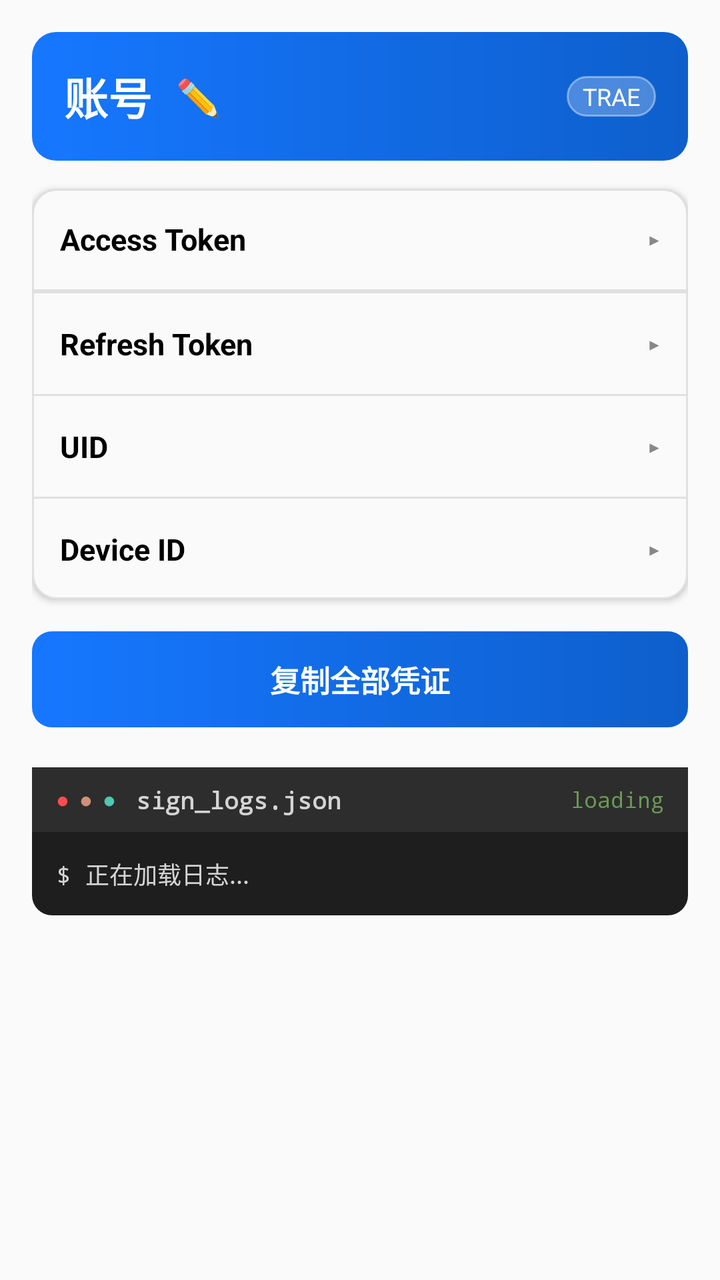
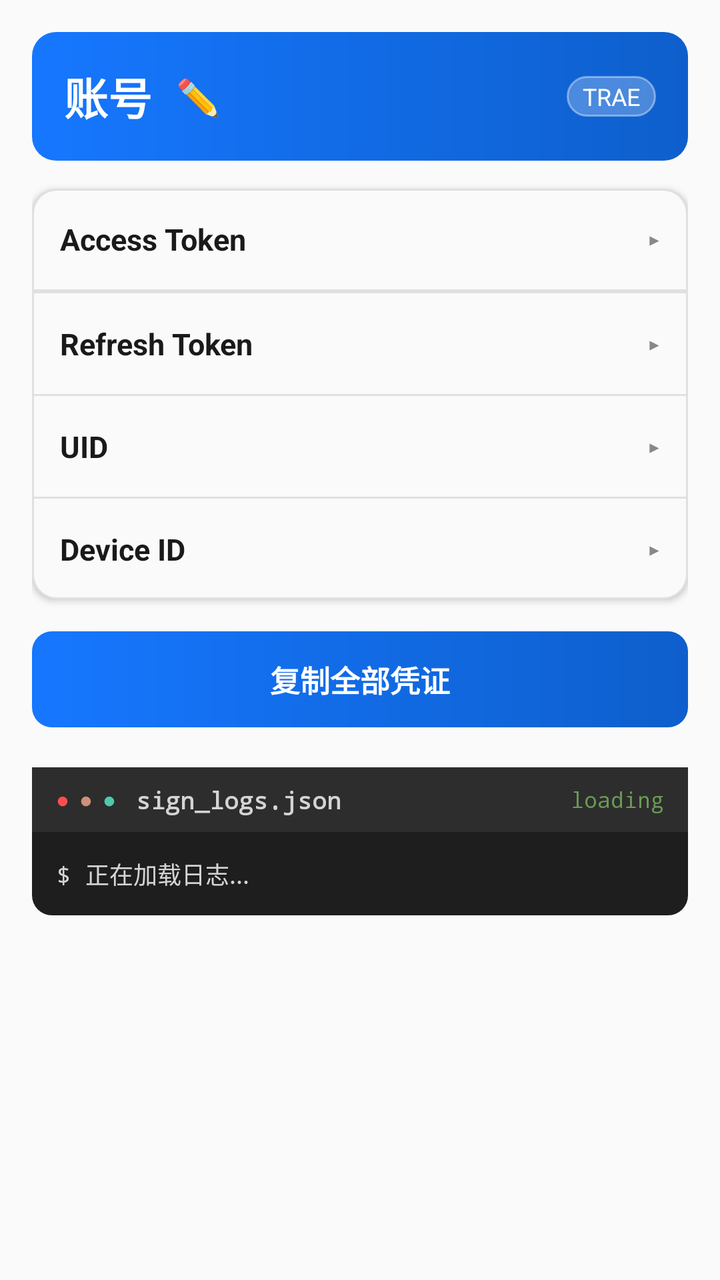

Before-and-after screenshots of an Android layout around one commit, followed by the original layout XML and the change that was made.
<!-- AndroidManifest.xml: application theme Theme.SignApp -->
<!-- res/layout/activity_account_detail.xml -->
<?xml version="1.0" encoding="utf-8"?>
<ScrollView xmlns:android="http://schemas.android.com/apk/res/android"
    android:layout_width="match_parent"
    android:layout_height="match_parent"
    android:background="@color/card_bg"
    android:fillViewport="true">

    <LinearLayout
        android:layout_width="match_parent"
        android:layout_height="wrap_content"
        android:orientation="vertical"
        android:padding="16dp">

        
        <LinearLayout
            android:layout_width="match_parent"
            android:layout_height="wrap_content"
            android:orientation="horizontal"
            android:gravity="center_vertical"
            android:background="@drawable/bg_header_gradient"
            android:padding="16dp"
            android:paddingBottom="18dp">

            <TextView
                android:id="@+id/tvDetailLabel"
                android:layout_width="wrap_content"
                android:layout_height="wrap_content"
                android:text="账号"
                android:textColor="@color/white"
                android:textSize="22sp"
                android:textStyle="bold" />

            
            <TextView
                android:id="@+id/btnRenameIcon"
                android:layout_width="wrap_content"
                android:layout_height="wrap_content"
                android:layout_marginStart="8dp"
                android:padding="4dp"
                android:background="?attr/selectableItemBackgroundBorderless"
                android:text="✏️"
                android:textColor="@color/white"
                android:textSize="18sp"
                android:contentDescription="重命名账号" />

            
            <View
                android:layout_width="0dp"
                android:layout_height="1dp"
                android:layout_weight="1" />

            <TextView
                android:layout_width="wrap_content"
                android:layout_height="wrap_content"
                android:background="@drawable/bg_badge"
                android:paddingLeft="8dp"
                android:paddingRight="8dp"
                android:paddingTop="2dp"
                android:paddingBottom="2dp"
                android:text="TRAE"
                android:textColor="@color/white"
                android:textSize="12sp" />
        </LinearLayout>

        
        <LinearLayout
            android:layout_width="match_parent"
            android:layout_height="wrap_content"
            android:orientation="vertical"
            android:layout_marginTop="14dp"
            android:background="@drawable/bg_card"
            android:elevation="2dp">

            
            <LinearLayout
                android:id="@+id/headerAccess"
                android:layout_width="match_parent"
                android:layout_height="wrap_content"
                android:orientation="horizontal"
                android:gravity="center_vertical"
                android:padding="14dp"
                android:clickable="true"
                android:focusable="true">

                <TextView
                    android:layout_width="0dp"
                    android:layout_height="wrap_content"
                    android:layout_weight="1"
                    android:text="Access Token"
                    android:textColor="@color/black"
                    android:textSize="15sp"
                    android:textStyle="bold" />

                <TextView
                    android:id="@+id/iconAccess"
                    android:layout_width="wrap_content"
                    android:layout_height="wrap_content"
                    android:text="▸"
                    android:textColor="@color/gray"
                    android:textSize="16sp" />
            </LinearLayout>

            <View
                android:layout_width="match_parent"
                android:layout_height="1dp"
                android:background="@color/divider" />
            <TextView
                android:id="@+id/tvAccessToken"
                android:layout_width="match_parent"
                android:layout_height="wrap_content"
                android:padding="14dp"
                android:background="@color/card_bg"
                android:fontFamily="monospace"
                android:gravity="center_vertical"
                android:textIsSelectable="true"
                android:textColor="@color/primary_dark"
                android:textSize="12sp"
                android:visibility="gone" />

            <View
                android:layout_width="match_parent"
                android:layout_height="1dp"
                android:background="@color/divider" />

            
            <LinearLayout
                android:id="@+id/headerRefresh"
                android:layout_width="match_parent"
                android:layout_height="wrap_content"
                android:orientation="horizontal"
                android:gravity="center_vertical"
                android:padding="14dp"
                android:clickable="true"
                android:focusable="true">

                <TextView
                    android:layout_width="0dp"
                    android:layout_height="wrap_content"
                    android:layout_weight="1"
                    android:text="Refresh Token"
                    android:textColor="@color/black"
                    android:textSize="15sp"
                    android:textStyle="bold" />

                <TextView
                    android:id="@+id/iconRefresh"
                    android:layout_width="wrap_content"
                    android:layout_height="wrap_content"
                    android:text="▸"
                    android:textColor="@color/gray"
                    android:textSize="16sp" />
            </LinearLayout>

            <TextView
                android:id="@+id/tvRefreshToken"
                android:layout_width="match_parent"
                android:layout_height="wrap_content"
                android:padding="14dp"
                android:background="@color/card_bg"
                android:fontFamily="monospace"
                android:gravity="center_vertical"
                android:textIsSelectable="true"
                android:textColor="@color/primary_dark"
                android:textSize="12sp"
                android:visibility="gone" />

            <View
                android:layout_width="match_parent"
                android:layout_height="1dp"
                android:background="@color/divider" />

            
            <LinearLayout
                android:id="@+id/headerUid"
                android:layout_width="match_parent"
                android:layout_height="wrap_content"
                android:orientation="horizontal"
                android:gravity="center_vertical"
                android:padding="14dp"
                android:clickable="true"
                android:focusable="true">

                <TextView
                    android:layout_width="0dp"
                    android:layout_height="wrap_content"
                    android:layout_weight="1"
                    android:text="UID"
                    android:textColor="@color/black"
                    android:textSize="15sp"
                    android:textStyle="bold" />

                <TextView
                    android:id="@+id/iconUid"
                    android:layout_width="wrap_content"
                    android:layout_height="wrap_content"
                    android:text="▸"
                    android:textColor="@color/gray"
                    android:textSize="16sp" />
            </LinearLayout>

            <TextView
                android:id="@+id/tvUid"
                android:layout_width="match_parent"
                android:layout_height="wrap_content"
                android:padding="14dp"
                android:background="@color/card_bg"
                android:fontFamily="monospace"
                android:gravity="center_vertical"
                android:textIsSelectable="true"
                android:textColor="@color/primary_dark"
                android:textSize="12sp"
                android:visibility="gone" />

            <View
                android:layout_width="match_parent"
                android:layout_height="1dp"
                android:background="@color/divider" />

            
            <LinearLayout
                android:id="@+id/headerDevice"
                android:layout_width="match_parent"
                android:layout_height="wrap_content"
                android:orientation="horizontal"
                android:gravity="center_vertical"
                android:padding="14dp"
                android:clickable="true"
                android:focusable="true">

                <TextView
                    android:layout_width="0dp"
                    android:layout_height="wrap_content"
                    android:layout_weight="1"
                    android:text="Device ID"
                    android:textColor="@color/black"
                    android:textSize="15sp"
                    android:textStyle="bold" />

                <TextView
                    android:id="@+id/iconDevice"
                    android:layout_width="wrap_content"
                    android:layout_height="wrap_content"
                    android:text="▸"
                    android:textColor="@color/gray"
                    android:textSize="16sp" />
            </LinearLayout>

            <TextView
                android:id="@+id/tvDeviceId"
                android:layout_width="match_parent"
                android:layout_height="wrap_content"
                android:padding="14dp"
                android:background="@color/card_bg"
                android:fontFamily="monospace"
                android:gravity="center_vertical"
                android:textIsSelectable="true"
                android:textColor="@color/primary_dark"
                android:textSize="12sp"
                android:visibility="gone" />
        </LinearLayout>

        
        <TextView
            android:id="@+id/btnCopyAll"
            android:layout_width="match_parent"
            android:layout_height="wrap_content"
            android:layout_marginTop="16dp"
            android:background="@drawable/bg_btn"
            android:gravity="center"
            android:padding="13dp"
            android:text="复制全部凭证"
            android:textColor="@color/white"
            android:textSize="15sp"
            android:textStyle="bold" />

        
        
        <LinearLayout
            android:layout_width="match_parent"
            android:layout_height="wrap_content"
            android:layout_marginTop="20dp"
            android:orientation="vertical"
            android:background="@drawable/bg_terminal_window">

            
            <LinearLayout
                android:layout_width="match_parent"
                android:layout_height="wrap_content"
                android:orientation="horizontal"
                android:gravity="center_vertical"
                android:background="#2D2D2D"
                android:paddingLeft="12dp"
                android:paddingRight="12dp"
                android:paddingTop="8dp"
                android:paddingBottom="8dp">

                <TextView
                    android:layout_width="wrap_content"
                    android:layout_height="wrap_content"
                    android:text="●"
                    android:textColor="@color/error_red"
                    android:textSize="11sp" />

                <TextView
                    android:layout_width="wrap_content"
                    android:layout_height="wrap_content"
                    android:layout_marginStart="5dp"
                    android:text="●"
                    android:textColor="@color/terminal_orange"
                    android:textSize="11sp" />

                <TextView
                    android:layout_width="wrap_content"
                    android:layout_height="wrap_content"
                    android:layout_marginStart="5dp"
                    android:text="●"
                    android:textColor="@color/terminal_green"
                    android:textSize="11sp" />

                <TextView
                    android:layout_width="wrap_content"
                    android:layout_height="wrap_content"
                    android:layout_marginStart="10dp"
                    android:text="sign_logs.json"
                    android:textColor="#D4D4D4"
                    android:textSize="12sp"
                    android:fontFamily="monospace"
                    android:textStyle="bold" />

                <TextView
                    android:id="@+id/tvLogsMode"
                    android:layout_width="0dp"
                    android:layout_height="wrap_content"
                    android:layout_weight="1"
                    android:gravity="end"
                    android:text="loading"
                    android:textColor="#6A9955"
                    android:textSize="11sp"
                    android:fontFamily="monospace" />
            </LinearLayout>

            
            <ScrollView
                android:layout_width="match_parent"
                android:layout_height="wrap_content"
                android:maxHeight="260dp">

                <TextView
                    android:id="@+id/tvLogs"
                    android:layout_width="match_parent"
                    android:layout_height="wrap_content"
                    android:padding="12dp"
                    android:text="$ 正在加载日志..."
                    android:textColor="@color/terminal_white"
                    android:textSize="12sp"
                    android:fontFamily="monospace"
                    android:lineSpacingExtra="4dp" />
            </ScrollView>
        </LinearLayout>
    </LinearLayout>
</ScrollView>
<!-- resources referenced by this layout -->
<resources>
  <color name="black">#000000</color>
  <color name="card_bg">#FAFAFA</color>
  <color name="divider">#E0E0E0</color>
  <color name="error_red">#FF4D4F</color>
  <color name="gray">#888888</color>
  <color name="primary_dark">#0E5FCC</color>
  <color name="terminal_green">#4EC9B0</color>
  <color name="terminal_orange">#CE9178</color>
  <color name="terminal_white">#D4D4D4</color>
  <color name="white">#FFFFFF</color>
  <!-- drawable bg_badge (drawable) -->
  <?xml version="1.0" encoding="utf-8"?>
  <shape xmlns:android="http://schemas.android.com/apk/res/android">
      <solid android:color="#40FFFFFF" />
      <corners android:radius="999dp" />
      <stroke android:width="1dp" android:color="#66FFFFFF" />
  </shape>
  <!-- drawable bg_btn (drawable) -->
  <?xml version="1.0" encoding="utf-8"?>
  <shape xmlns:android="http://schemas.android.com/apk/res/android">
      <gradient
          android:angle="0"
          android:startColor="#1677FF"
          android:endColor="#0E5FCC" />
      <corners android:radius="10dp" />
  </shape>
  <!-- drawable bg_card (drawable) -->
  <?xml version="1.0" encoding="utf-8"?>
  <shape xmlns:android="http://schemas.android.com/apk/res/android">
      <solid android:color="@color/card_bg" />
      <corners android:radius="12dp" />
      <stroke android:width="1dp" android:color="@color/divider" />
  </shape>
  <!-- drawable bg_header_gradient (drawable) -->
  <?xml version="1.0" encoding="utf-8"?>
  <shape xmlns:android="http://schemas.android.com/apk/res/android">
      <gradient
          android:angle="0"
          android:startColor="#1677FF"
          android:endColor="#0E5FCC" />
      <corners android:radius="12dp" />
  </shape>
  <!-- drawable bg_terminal_window (drawable) -->
  <?xml version="1.0" encoding="utf-8"?>
  <shape xmlns:android="http://schemas.android.com/apk/res/android"
      android:shape="rectangle">
      <solid android:color="#1E1E1E" />
      <corners android:radius="10dp" />
  </shape>
  <style name="Theme.SignApp" parent="Theme.MaterialComponents.DayNight.NoActionBar">
          <item name="colorPrimary">@color/primary</item>
          <item name="colorPrimaryVariant">@color/primary_dark</item>
          <item name="colorOnPrimary">@color/white</item>
          <item name="android:statusBarColor">@color/gradient_start</item>
          <item name="android:windowBackground">@color/white</item>
      </style>
  <color name="primary">#1677FF</color>
  <color name="gradient_start">#3B8BFF</color>
</resources>

<!-- the commit's change to res/layout/activity_account_detail.xml (unified diff, before → after) -->
@@ -87,7 +87,7 @@
                     android:layout_height="wrap_content"
                     android:layout_weight="1"
                     android:text="Access Token"
-                    android:textColor="@color/black"
+                    android:textColor="@color/text_primary"
                     android:textSize="15sp"
                     android:textStyle="bold" />
 
@@ -138,7 +138,7 @@
                     android:layout_height="wrap_content"
                     android:layout_weight="1"
                     android:text="Refresh Token"
-                    android:textColor="@color/black"
+                    android:textColor="@color/text_primary"
                     android:textSize="15sp"
                     android:textStyle="bold" />
 
@@ -185,7 +185,7 @@
                     android:layout_height="wrap_content"
                     android:layout_weight="1"
                     android:text="UID"
-                    android:textColor="@color/black"
+                    android:textColor="@color/text_primary"
                     android:textSize="15sp"
                     android:textStyle="bold" />
 
@@ -232,7 +232,7 @@
                     android:layout_height="wrap_content"
                     android:layout_weight="1"
                     android:text="Device ID"
-                    android:textColor="@color/black"
+                    android:textColor="@color/text_primary"
                     android:textSize="15sp"
                     android:textStyle="bold" />
 
<!-- resource entries referenced after the edit -->
@@ -1,6 +1,5 @@
 <!-- resources referenced by this layout -->
 <resources>
-  <color name="black">#000000</color>
   <color name="card_bg">#FAFAFA</color>
   <color name="divider">#E0E0E0</color>
   <color name="error_red">#FF4D4F</color>
@@ -9,6 +8,7 @@
   <color name="terminal_green">#4EC9B0</color>
   <color name="terminal_orange">#CE9178</color>
   <color name="terminal_white">#D4D4D4</color>
+  <color name="text_primary">#1A1A1A</color>
   <color name="white">#FFFFFF</color>
   <!-- drawable bg_badge (drawable) -->
   <?xml version="1.0" encoding="utf-8"?>
